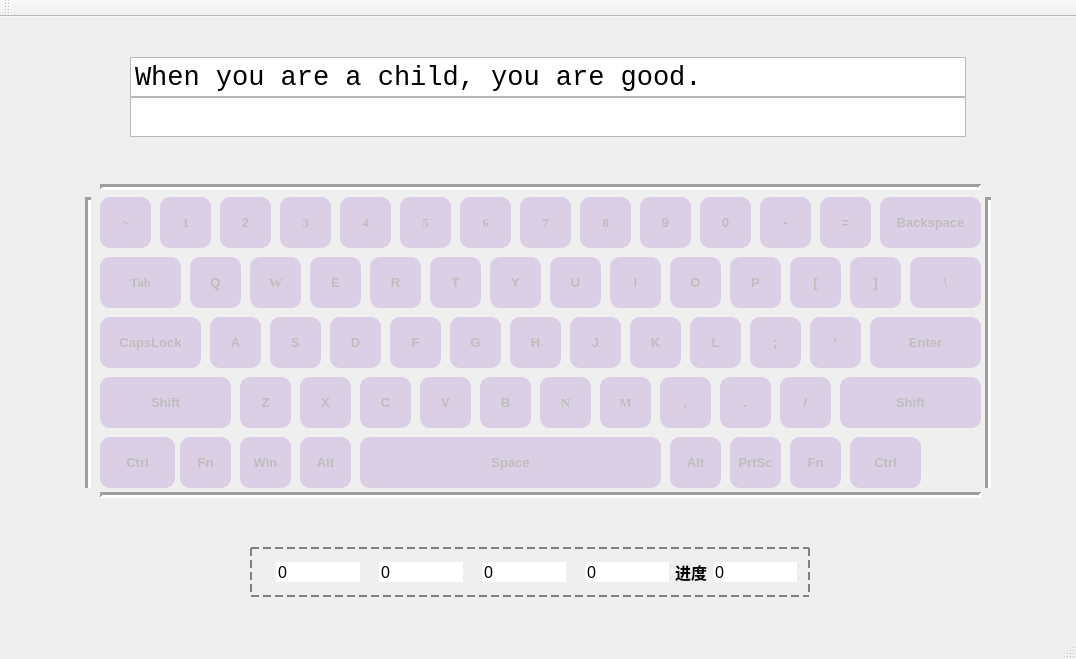
Before: the Qt Designer form keyboard.ui in BaomingRose/TypeWriting, drawn with Qt 5.
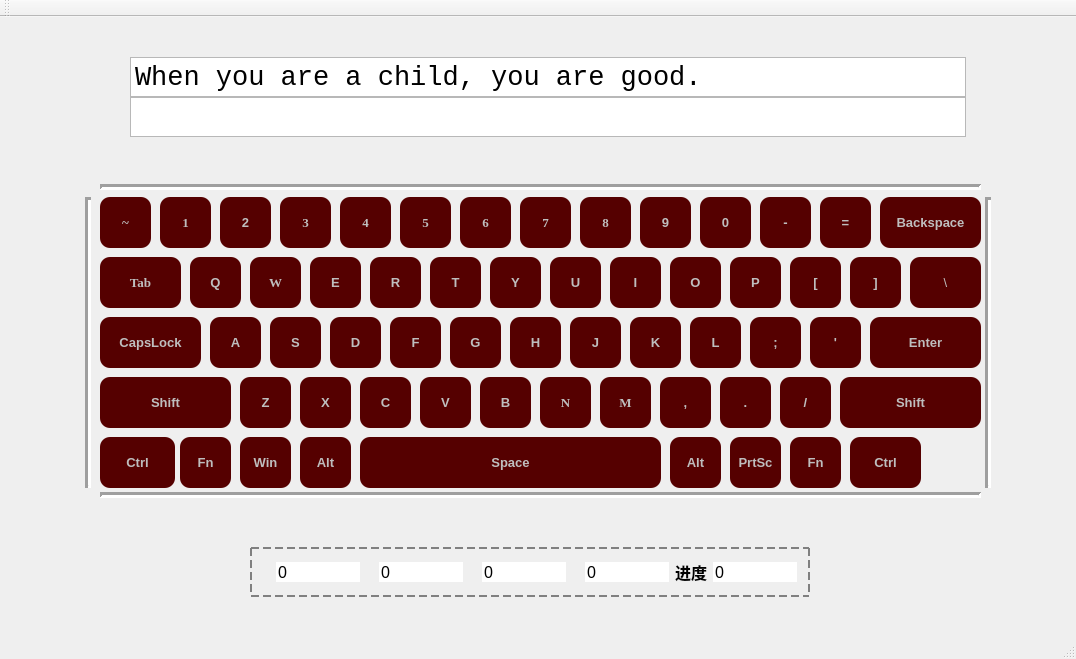
After: the same form once the commit is applied. Icons and pictures are not drawn.

The edit to the form file:
```diff
--- a/keyboard.ui
+++ b/keyboard.ui
@@ -20,6 +20,8 @@
 
 QPushButton {
 	border-radius:10px;
+	
+	background-color: rgb(85, 0, 0);
 }</string>
   </property>
   <widget class="QWidget" name="centralWidget">
@@ -309,7 +311,7 @@
      </font>
     </property>
     <property name="styleSheet">
-     <string notr="true">background-color: rgb(219, 207, 230);</string>
+     <string notr="true"/>
     </property>
     <property name="text">
      <string>Tab</string>
@@ -335,7 +337,7 @@
      </font>
     </property>
     <property name="styleSheet">
-     <string notr="true">background-color: rgb(219, 207, 230);</string>
+     <string notr="true"/>
     </property>
     <property name="text">
      <string>CapsLock</string>
@@ -361,7 +363,7 @@
      </font>
     </property>
     <property name="styleSheet">
-     <string notr="true">background-color: rgb(219, 207, 230);</string>
+     <string notr="true"/>
     </property>
     <property name="text">
      <string>Shift</string>
@@ -387,7 +389,7 @@
      </font>
     </property>
     <property name="styleSheet">
-     <string notr="true">background-color: rgb(219, 207, 230);</string>
+     <string notr="true"/>
     </property>
     <property name="text">
      <string>Space</string>
@@ -413,7 +415,7 @@
      </font>
     </property>
     <property name="styleSheet">
-     <string notr="true">background-color: rgb(219, 207, 230);</string>
+     <string notr="true"/>
     </property>
     <property name="text">
      <string>Shift</string>
@@ -439,7 +441,7 @@
      </font>
     </property>
     <property name="styleSheet">
-     <string notr="true">background-color: rgb(219, 207, 230);</string>
+     <string notr="true"/>
     </property>
     <property name="text">
      <string>Enter</string>
@@ -465,7 +467,7 @@
      </font>
     </property>
     <property name="styleSheet">
-     <string notr="true">background-color: rgb(219, 207, 230);</string>
+     <string notr="true"/>
     </property>
     <property name="text">
      <string>\</string>
@@ -491,7 +493,7 @@
      </font>
     </property>
     <property name="styleSheet">
-     <string notr="true">background-color: rgb(219, 207, 230);</string>
+     <string notr="true"/>
     </property>
     <property name="text">
      <string>Backspace</string>
@@ -582,7 +584,7 @@
      </font>
     </property>
     <property name="styleSheet">
-     <string notr="true">background-color: rgb(219, 207, 230);</string>
+     <string notr="true"/>
     </property>
     <property name="text">
      <string>~</string>
@@ -609,7 +611,7 @@
      </font>
     </property>
     <property name="styleSheet">
-     <string notr="true">background-color: rgb(219, 207, 230);</string>
+     <string notr="true"/>
     </property>
     <property name="text">
      <string>1</string>
@@ -635,7 +637,7 @@
      </font>
     </property>
     <property name="styleSheet">
-     <string notr="true">background-color: rgb(219, 207, 230);</string>
+     <string notr="true"/>
     </property>
     <property name="text">
      <string>2</string>
@@ -662,7 +664,7 @@
      </font>
     </property>
     <property name="styleSheet">
-     <string notr="true">background-color: rgb(219, 207, 230);</string>
+     <string notr="true"/>
     </property>
     <property name="text">
      <string>3</string>
@@ -689,7 +691,7 @@
      </font>
     </property>
     <property name="styleSheet">
-     <string notr="true">background-color: rgb(219, 207, 230);</string>
+     <string notr="true"/>
     </property>
     <property name="text">
      <string>4</string>
@@ -716,7 +718,7 @@
      </font>
     </property>
     <property name="styleSheet">
-     <string notr="true">background-color: rgb(219, 207, 230);</string>
+     <string notr="true"/>
     </property>
     <property name="text">
      <string>5</string>
@@ -743,7 +745,7 @@
      </font>
     </property>
     <property name="styleSheet">
-     <string notr="true">background-color: rgb(219, 207, 230);</string>
+     <string notr="true"/>
     </property>
     <property name="text">
      <string>6</string>
@@ -770,7 +772,7 @@
      </font>
     </property>
     <property name="styleSheet">
-     <string notr="true">background-color: rgb(219, 207, 230);</string>
+     <string notr="true"/>
     </property>
     <property name="text">
      <string>7</string>
@@ -797,7 +799,7 @@
      </font>
     </property>
     <property name="styleSheet">
-     <string notr="true">background-color: rgb(219, 207, 230);</string>
+     <string notr="true"/>
     </property>
     <property name="text">
      <string>8</string>
@@ -823,7 +825,7 @@
      </font>
     </property>
     <property name="styleSheet">
-     <string notr="true">background-color: rgb(219, 207, 230);</string>
+     <string notr="true"/>
     </property>
     <property name="text">
      <string>9</string>
@@ -849,7 +851,7 @@
      </font>
     </property>
     <property name="styleSheet">
-     <string notr="true">background-color: rgb(219, 207, 230);</string>
+     <string notr="true"/>
     </property>
     <property name="text">
      <string>0</string>
@@ -875,7 +877,7 @@
      </font>
     </property>
     <property name="styleSheet">
-     <string notr="true">background-color: rgb(219, 207, 230);</string>
+     <string notr="true"/>
     </property>
     <property name="text">
      <string>-</string>
@@ -901,7 +903,7 @@
      </font>
     </property>
     <property name="styleSheet">
-     <string notr="true">background-color: rgb(219, 207, 230);</string>
+     <string notr="true"/>
     </property>
     <property name="text">
      <string>=</string>
@@ -927,7 +929,7 @@
      </font>
     </property>
     <property name="styleSheet">
-     <string notr="true">background-color: rgb(219, 207, 230);</string>
+     <string notr="true"/>
     </property>
     <property name="text">
      <string>Q</string>
@@ -954,7 +956,7 @@
      </font>
     </property>
     <property name="styleSheet">
-     <string notr="true">background-color: rgb(219, 207, 230);</string>
+     <string notr="true"/>
     </property>
     <property name="text">
      <string>W</string>
@@ -980,7 +982,7 @@
      </font>
     </property>
     <property name="styleSheet">
-     <string notr="true">background-color: rgb(219, 207, 230);</string>
+     <string notr="true"/>
     </property>
     <property name="text">
      <string>E</string>
@@ -1006,7 +1008,7 @@
      </font>
     </property>
     <property name="styleSheet">
-     <string notr="true">background-color: rgb(219, 207, 230);</string>
+     <string notr="true"/>
     </property>
     <property name="text">
      <string>R</string>
@@ -1032,7 +1034,7 @@
      </font>
     </property>
     <property name="styleSheet">
-     <string notr="true">background-color: rgb(219, 207, 230);</string>
+     <string notr="true"/>
     </property>
     <property name="text">
      <string>T</string>
@@ -1058,7 +1060,7 @@
      </font>
     </property>
     <property name="styleSheet">
-     <string notr="true">background-color: rgb(219, 207, 230);</string>
+     <string notr="true"/>
     </property>
     <property name="text">
      <string>Y</string>
@@ -1084,7 +1086,7 @@
      </font>
     </property>
     <property name="styleSheet">
-     <string notr="true">background-color: rgb(219, 207, 230);</string>
+     <string notr="true"/>
     </property>
     <property name="text">
      <string>U</string>
@@ -1110,7 +1112,7 @@
      </font>
     </property>
     <property name="styleSheet">
-     <string notr="true">background-color: rgb(219, 207, 230);</string>
+     <string notr="true"/>
     </property>
     <property name="text">
      <string>I</string>
@@ -1136,7 +1138,7 @@
      </font>
     </property>
     <property name="styleSheet">
-     <string notr="true">background-color: rgb(219, 207, 230);</string>
+     <string notr="true"/>
     </property>
     <property name="text">
      <string>O</string>
@@ -1162,7 +1164,7 @@
      </font>
     </property>
     <property name="styleSheet">
-     <string notr="true">background-color: rgb(219, 207, 230);</string>
+     <string notr="true"/>
     </property>
     <property name="text">
      <string>P</string>
@@ -1188,7 +1190,7 @@
      </font>
     </property>
     <property name="styleSheet">
-     <string notr="true">background-color: rgb(219, 207, 230);</string>
+     <string notr="true"/>
     </property>
     <property name="text">
      <string>[</string>
@@ -1214,7 +1216,7 @@
      </font>
     </property>
     <property name="styleSheet">
-     <string notr="true">background-color: rgb(219, 207, 230);</string>
+     <string notr="true"/>
     </property>
     <property name="text">
      <string>]</string>
@@ -1240,7 +1242,7 @@
      </font>
     </property>
     <property name="styleSheet">
-     <string notr="true">background-color: rgb(219, 207, 230);</string>
+     <string notr="true"/>
     </property>
     <property name="text">
      <string>A</string>
@@ -1266,7 +1268,7 @@
      </font>
     </property>
     <property name="styleSheet">
-     <string notr="true">background-color: rgb(219, 207, 230);</string>
+     <string notr="true"/>
     </property>
     <property name="text">
      <string>S</string>
@@ -1292,7 +1294,7 @@
      </font>
     </property>
     <property name="styleSheet">
-     <string notr="true">background-color: rgb(219, 207, 230);</string>
+     <string notr="true"/>
     </property>
     <property name="text">
      <string>D</string>
@@ -1318,7 +1320,7 @@
      </font>
     </property>
     <property name="styleSheet">
-     <string notr="true">background-color: rgb(219, 207, 230);</string>
+     <string notr="true"/>
     </property>
     <property name="text">
      <string>F</string>
@@ -1344,7 +1346,7 @@
      </font>
     </property>
     <property name="styleSheet">
-     <string notr="true">background-color: rgb(219, 207, 230);</string>
+     <string notr="true"/>
     </property>
     <property name="text">
      <string>G</string>
@@ -1370,7 +1372,7 @@
      </font>
     </property>
     <property name="styleSheet">
-     <string notr="true">background-color: rgb(219, 207, 230);</string>
+     <string notr="true"/>
     </property>
     <property name="text">
      <string>H</string>
@@ -1396,7 +1398,7 @@
      </font>
     </property>
     <property name="styleSheet">
-     <string notr="true">background-color: rgb(219, 207, 230);</string>
+     <string notr="true"/>
     </property>
     <property name="text">
      <string>J</string>
@@ -1422,7 +1424,7 @@
      </font>
     </property>
     <property name="styleSheet">
-     <string notr="true">background-color: rgb(219, 207, 230);</string>
+     <string notr="true"/>
     </property>
     <property name="text">
      <string>K</string>
@@ -1448,7 +1450,7 @@
      </font>
     </property>
     <property name="styleSheet">
-     <string notr="true">background-color: rgb(219, 207, 230);</string>
+     <string notr="true"/>
     </property>
     <property name="text">
      <string>L</string>
@@ -1474,7 +1476,7 @@
      </font>
     </property>
     <property name="styleSheet">
-     <string notr="true">background-color: rgb(219, 207, 230);</string>
+     <string notr="true"/>
     </property>
     <property name="text">
      <string>;</string>
@@ -1500,7 +1502,7 @@
      </font>
     </property>
     <property name="styleSheet">
-     <string notr="true">background-color: rgb(219, 207, 230);</string>
+     <string notr="true"/>
     </property>
     <property name="text">
      <string>'</string>
@@ -1526,7 +1528,7 @@
      </font>
     </property>
     <property name="styleSheet">
-     <string notr="true">background-color: rgb(219, 207, 230);</string>
+     <string notr="true"/>
     </property>
     <property name="text">
      <string>Z</string>
@@ -1552,7 +1554,7 @@
      </font>
     </property>
     <property name="styleSheet">
-     <string notr="true">background-color: rgb(219, 207, 230);</string>
+     <string notr="true"/>
     </property>
     <property name="text">
      <string>X</string>
@@ -1578,7 +1580,7 @@
      </font>
     </property>
     <property name="styleSheet">
-     <string notr="true">background-color: rgb(219, 207, 230);</string>
+     <string notr="true"/>
     </property>
     <property name="text">
      <string>C</string>
@@ -1604,7 +1606,7 @@
      </font>
     </property>
     <property name="styleSheet">
-     <string notr="true">background-color: rgb(219, 207, 230);</string>
+     <string notr="true"/>
     </property>
     <property name="text">
      <string>V</string>
@@ -1630,7 +1632,7 @@
      </font>
     </property>
     <property name="styleSheet">
-     <string notr="true">background-color: rgb(219, 207, 230);</string>
+     <string notr="true"/>
     </property>
     <property name="text">
      <string>B</string>
@@ -1657,7 +1659,7 @@
      </font>
     </property>
     <property name="styleSheet">
-     <string notr="true">background-color: rgb(219, 207, 230);</string>
+     <string notr="true"/>
     </property>
     <property name="text">
      <string>N</string>
@@ -1684,7 +1686,7 @@
      </font>
     </property>
     <property name="styleSheet">
-     <string notr="true">background-color: rgb(219, 207, 230);</string>
+     <string notr="true"/>
     </property>
     <property name="text">
      <string>M</string>
@@ -1710,7 +1712,7 @@
      </font>
     </property>
     <property name="styleSheet">
-     <string notr="true">background-color: rgb(219, 207, 230);</string>
+     <string notr="true"/>
     </property>
     <property name="text">
      <string>,</string>
@@ -1736,7 +1738,7 @@
      </font>
     </property>
     <property name="styleSheet">
-     <string notr="true">background-color: rgb(219, 207, 230);</string>
+     <string notr="true"/>
     </property>
     <property name="text">
      <string>.</string>
@@ -1762,7 +1764,7 @@
      </font>
     </property>
     <property name="styleSheet">
-     <string notr="true">background-color: rgb(219, 207, 230);</string>
+     <string notr="true"/>
     </property>
     <property name="text">
      <string>/</string>
@@ -1788,7 +1790,7 @@
      </font>
     </property>
     <property name="styleSheet">
-     <string notr="true">background-color: rgb(219, 207, 230);</string>
+     <string notr="true"/>
     </property>
     <property name="text">
      <string>Ctrl</string>
@@ -1814,7 +1816,7 @@
      </font>
     </property>
     <property name="styleSheet">
-     <string notr="true">background-color: rgb(219, 207, 230);</string>
+     <string notr="true"/>
     </property>
     <property name="text">
      <string>Fn</string>
@@ -1840,7 +1842,7 @@
      </font>
     </property>
     <property name="styleSheet">
-     <string notr="true">background-color: rgb(219, 207, 230);</string>
+     <string notr="true"/>
     </property>
     <property name="text">
      <string>Win</string>
@@ -1866,7 +1868,7 @@
      </font>
     </property>
     <property name="styleSheet">
-     <string notr="true">background-color: rgb(219, 207, 230);</string>
+     <string notr="true"/>
     </property>
     <property name="text">
      <string>Alt</string>
@@ -1892,7 +1894,7 @@
      </font>
     </property>
     <property name="styleSheet">
-     <string notr="true">background-color: rgb(219, 207, 230);</string>
+     <string notr="true"/>
     </property>
     <property name="text">
      <string>Alt</string>
@@ -1918,7 +1920,7 @@
      </font>
     </property>
     <property name="styleSheet">
-     <string notr="true">background-color: rgb(219, 207, 230);</string>
+     <string notr="true"/>
     </property>
     <property name="text">
      <string>PrtSc</string>
@@ -1944,7 +1946,7 @@
      </font>
     </property>
     <property name="styleSheet">
-     <string notr="true">background-color: rgb(219, 207, 230);</string>
+     <string notr="true"/>
     </property>
     <property name="text">
      <string>Fn</string>
@@ -1970,7 +1972,7 @@
      </font>
     </property>
     <property name="styleSheet">
-     <string notr="true">background-color: rgb(219, 207, 230);</string>
+     <string notr="true"/>
     </property>
     <property name="text">
      <string>Ctrl</string>
```
